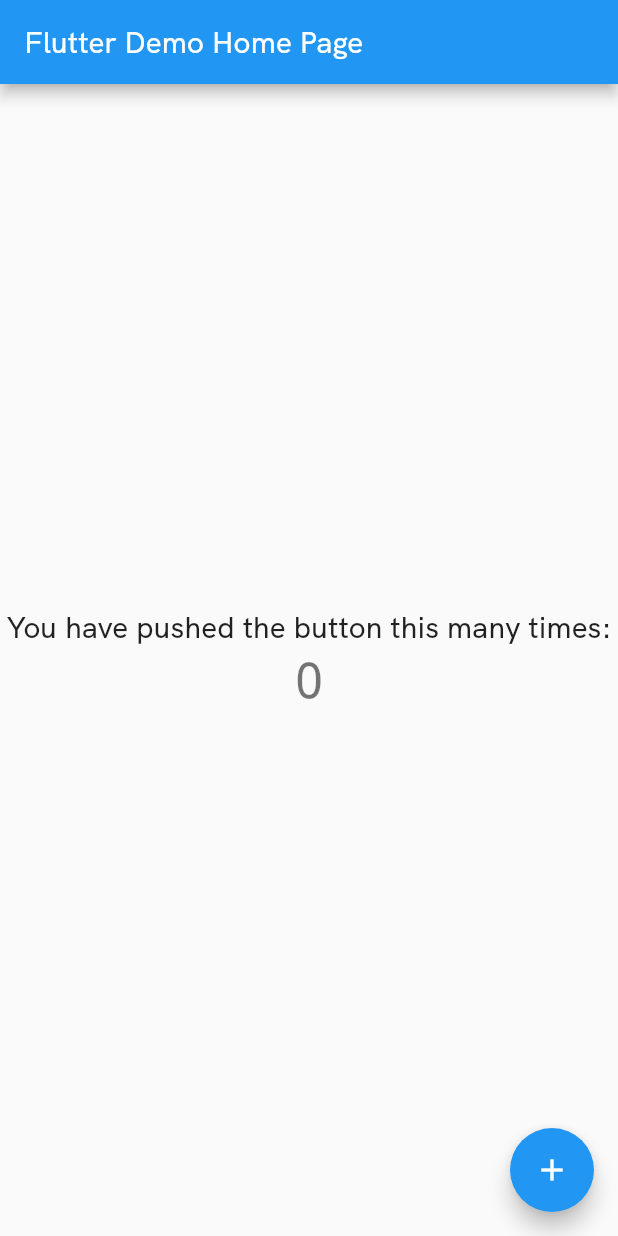
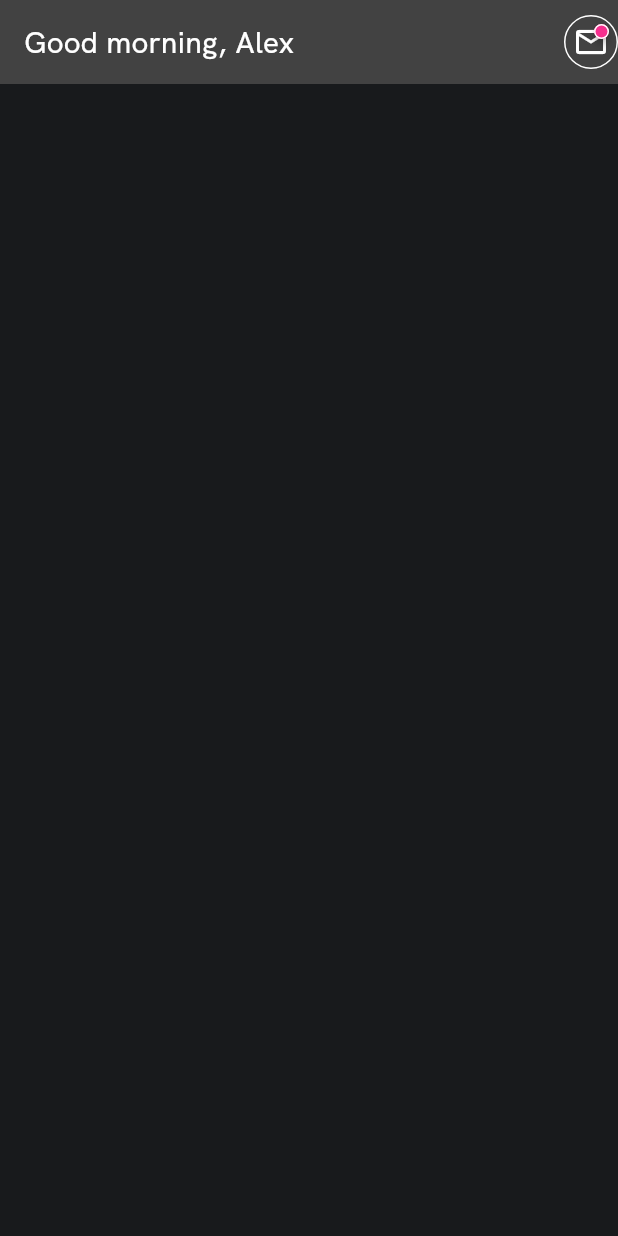
Before and after one commit to simongray2016/social, a Flutter app: the screen it shows after launch, on a phone screen of 412 x 824 dp. Run offline on Flutter 3.47's test engine with Material 2 defaults, Android fonts, the phone set to English and light mode, and no system bars; drawn by our look-alikes of badges.

Commit message:
init app

```diff
--- /dev/null
+++ b/lib/constant/colors.dart
@@ -0,0 +1,11 @@
+import 'package:flutter/material.dart';
+
+const kGradient = Color(0xFF000000);
+const kPink = Color(0xFFF62E8E);
+const kBlue = Color(0xFF2E8AF6);
+const kDarkBlack = Color(0xFF181A1C);
+const kLightWhite = Color(0xFFECEBED);
+const kBlack = Color(0xFF000000);
+const kWhite = Color(0xFFFFFFFF);
+const kGray = Color(0xFF323436);
+const kLightGray = Color(0xFF727477);
--- a/lib/main.dart
+++ b/lib/main.dart
@@ -1,4 +1,6 @@
+import 'package:badges/badges.dart';
 import 'package:flutter/material.dart';
+import 'package:social/constant/colors.dart';
 
 void main() {
   runApp(MyApp());
@@ -8,58 +10,62 @@ class MyApp extends StatelessWidget {
   @override
   Widget build(BuildContext context) {
     return MaterialApp(
-      title: 'Flutter Demo',
-      theme: ThemeData(primarySwatch: Colors.blue, fontFamily: 'HKGrotesk'),
-      home: MyHomePage(title: 'Flutter Demo Home Page'),
+      title: 'Social',
+      theme: ThemeData(
+          fontFamily: 'HKGrotesk',
+          primaryColor: kDarkBlack,
+          scaffoldBackgroundColor: kDarkBlack,
+          brightness: Brightness.dark,
+          appBarTheme: AppBarTheme(elevation: 0)),
+      home: MyHomePage(),
       themeMode: ThemeMode.dark,
+      debugShowCheckedModeBanner: false,
     );
   }
 }
 
 class MyHomePage extends StatefulWidget {
-  MyHomePage({Key? key, required this.title}) : super(key: key);
-  final String title;
+  MyHomePage({Key? key}) : super(key: key);
   @override
   _MyHomePageState createState() => _MyHomePageState();
 }
 
 class _MyHomePageState extends State<MyHomePage> {
-  int _counter = 0;
-
-  void _incrementCounter() {
-    setState(() {
-      _counter++;
-    });
-  }
-
   @override
   Widget build(BuildContext context) {
     return Scaffold(
       appBar: AppBar(
-        title: Text(widget.title),
+        title: Text('Good morning, Alex'),
+        actions: [
+          Center(
+            child: Container(
+              padding: EdgeInsets.all(5),
+              decoration: BoxDecoration(
+                border: Border.all(
+                  width: 1,
+                  style: BorderStyle.solid,
+                  color: kWhite,
+                ),
+                borderRadius: BorderRadius.circular(100),
+              ),
+              child: Badge(
+                shape: BadgeShape.circle,
+                badgeColor: kPink,
+                position: BadgePosition(top: 0, end: 0),
+                borderSide: BorderSide(
+                    color: kWhite, width: 1, style: BorderStyle.solid),
+                child: Icon(Icons.email_outlined),
+                toAnimate: false,
+              ),
+            ),
+          )
+        ],
       ),
       body: Center(
         child: Column(
           mainAxisAlignment: MainAxisAlignment.center,
-          children: <Widget>[
-            Text(
-              'You have pushed the button this many times:',
-              style: TextStyle(
-                fontWeight: FontWeight.w200,
-                fontSize: 20,
-              ),
-            ),
-            Text(
-              '$_counter',
-              style: Theme.of(context).textTheme.headline4,
-            ),
-          ],
+          children: <Widget>[],
         ),
-      ),
-      floatingActionButton: FloatingActionButton(
-        onPressed: _incrementCounter,
-        tooltip: 'Increment',
-        child: Icon(Icons.add),
       ), // This trailing comma makes auto-formatting nicer for build methods.
     );
   }
--- a/pubspec.yaml
+++ b/pubspec.yaml
@@ -12,7 +12,7 @@ dependencies:
   flutter:
     sdk: flutter
 
-
+  badges: ^2.0.1
   # The following adds the Cupertino Icons font to your application.
   # Use with the CupertinoIcons class for iOS style icons.
   cupertino_icons: ^1.0.2
```
Also changed, not shown: pubspec.lock.
